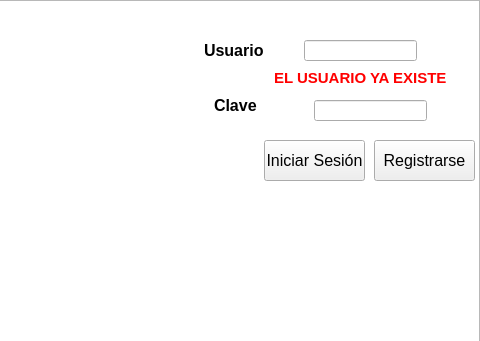
Old version of the form JUEGO/AW/mainwindow.ui in the repository davidagudeloo/PROYECTO-FINAL; both pictures show x 886 to 1366 and y 0 to 341 of the 1366 by 700 pixel window.
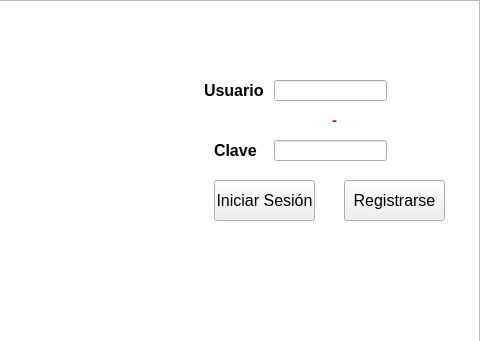
New version of the form.

Commit message: Registro de usuario implementado exitósamente. Juego finalizado

Patch:
```diff
--- a/JUEGO/AW/mainwindow.ui
+++ b/JUEGO/AW/mainwindow.ui
@@ -65,8 +65,8 @@
    <widget class="QPushButton" name="btIniciarSesion">
     <property name="geometry">
      <rect>
-      <x>1150</x>
-      <y>140</y>
+      <x>1100</x>
+      <y>180</y>
       <width>101</width>
       <height>41</height>
      </rect>
@@ -83,8 +83,8 @@
    <widget class="QPushButton" name="btRegistrarse">
     <property name="geometry">
      <rect>
-      <x>1260</x>
-      <y>140</y>
+      <x>1230</x>
+      <y>180</y>
       <width>101</width>
       <height>41</height>
      </rect>
@@ -102,7 +102,7 @@
     <property name="geometry">
      <rect>
       <x>1090</x>
-      <y>40</y>
+      <y>80</y>
       <width>71</width>
       <height>21</height>
      </rect>
@@ -122,9 +122,9 @@
     <property name="geometry">
      <rect>
       <x>1100</x>
-      <y>90</y>
-      <width>61</width>
-      <height>31</height>
+      <y>140</y>
+      <width>51</width>
+      <height>21</height>
      </rect>
     </property>
     <property name="font">
@@ -141,8 +141,8 @@
    <widget class="QLineEdit" name="lineUsuario">
     <property name="geometry">
      <rect>
-      <x>1190</x>
-      <y>40</y>
+      <x>1160</x>
+      <y>80</y>
       <width>113</width>
       <height>21</height>
      </rect>
@@ -151,8 +151,8 @@
    <widget class="QLineEdit" name="lineClave">
     <property name="geometry">
      <rect>
-      <x>1200</x>
-      <y>100</y>
+      <x>1160</x>
+      <y>140</y>
       <width>113</width>
       <height>21</height>
      </rect>
@@ -164,10 +164,10 @@
    <widget class="QLabel" name="labelUsuarioRepetido">
     <property name="geometry">
      <rect>
-      <x>1160</x>
-      <y>70</y>
-      <width>181</width>
-      <height>16</height>
+      <x>1100</x>
+      <y>110</y>
+      <width>241</width>
+      <height>20</height>
      </rect>
     </property>
     <property name="font">
@@ -184,7 +184,36 @@
      <string notr="true">color: rgb(255, 0, 0);</string>
     </property>
     <property name="text">
-     <string>EL USUARIO YA EXISTE</string>
+     <string>-</string>
+    </property>
+    <property name="alignment">
+     <set>Qt::AlignCenter</set>
+    </property>
+   </widget>
+   <widget class="QLabel" name="labelNombreUsuario">
+    <property name="geometry">
+     <rect>
+      <x>1150</x>
+      <y>0</y>
+      <width>201</width>
+      <height>41</height>
+     </rect>
+    </property>
+    <property name="font">
+     <font>
+      <pointsize>16</pointsize>
+      <weight>75</weight>
+      <bold>true</bold>
+     </font>
+    </property>
+    <property name="styleSheet">
+     <string notr="true">color: rgb(255, 255, 255);</string>
+    </property>
+    <property name="text">
+     <string/>
+    </property>
+    <property name="alignment">
+     <set>Qt::AlignRight|Qt::AlignTrailing|Qt::AlignVCenter</set>
     </property>
    </widget>
   </widget>
```
The commit also changes 2 other files.
